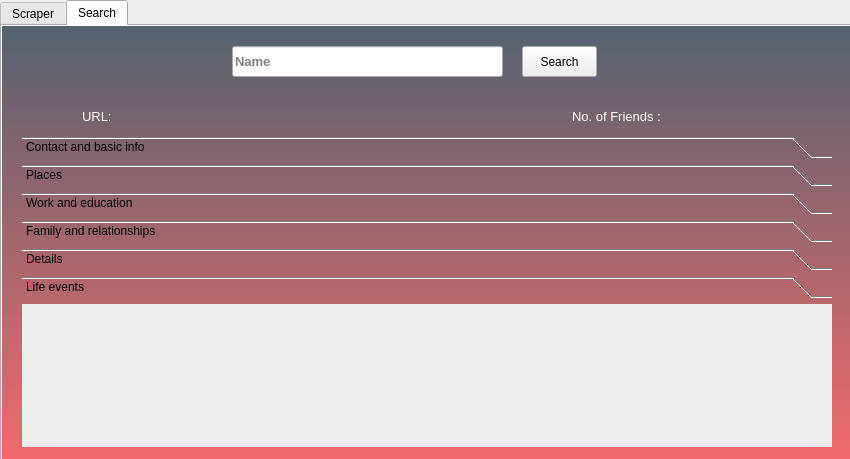
Qt form interface/app.ui (ladarunataly42/Web-Scraper) before a commit.
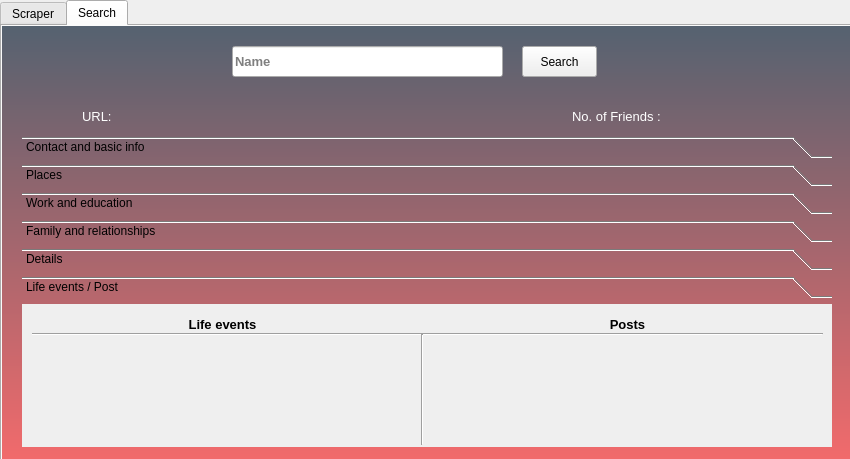
The same form after that commit. The open tabs and pages were chosen to show the change.

Commit message: Adding new feature - wall posts

```diff
--- a/interface/app.ui
+++ b/interface/app.ui
@@ -1293,27 +1293,134 @@
        <rect>
         <x>0</x>
         <y>0</y>
-        <width>100</width>
-        <height>30</height>
+        <width>810</width>
+        <height>149</height>
        </rect>
       </property>
       <attribute name="label">
-       <string>Life events</string>
+       <string>Life events / Post</string>
       </attribute>
       <widget class="QTextBrowser" name="textBrowser">
        <property name="geometry">
         <rect>
          <x>10</x>
-         <y>10</y>
+         <y>31</y>
+         <width>381</width>
+         <height>171</height>
+        </rect>
+       </property>
+       <property name="maximumSize">
+        <size>
+         <width>381</width>
+         <height>16777215</height>
+        </size>
+       </property>
+       <property name="styleSheet">
+        <string notr="true">background-color:transparent</string>
+       </property>
+       <property name="frameShape">
+        <enum>QFrame::NoFrame</enum>
+       </property>
+       <property name="html">
+        <string>&lt;!DOCTYPE HTML PUBLIC &quot;-//W3C//DTD HTML 4.0//EN&quot; &quot;http://www.w3.org/TR/REC-html40/strict.dtd&quot;&gt;
+&lt;html&gt;&lt;head&gt;&lt;meta name=&quot;qrichtext&quot; content=&quot;1&quot; /&gt;&lt;style type=&quot;text/css&quot;&gt;
+p, li { white-space: pre-wrap; }
+&lt;/style&gt;&lt;/head&gt;&lt;body style=&quot; font-family:'MS Shell Dlg 2'; font-size:8.25pt; font-weight:400; font-style:normal;&quot;&gt;
+&lt;p style=&quot;-qt-paragraph-type:empty; margin-top:0px; margin-bottom:0px; margin-left:0px; margin-right:0px; -qt-block-indent:0; text-indent:0px;&quot;&gt;&lt;br /&gt;&lt;/p&gt;&lt;/body&gt;&lt;/html&gt;</string>
+       </property>
+      </widget>
+      <widget class="QTextBrowser" name="label_posts">
+       <property name="geometry">
+        <rect>
+         <x>410</x>
+         <y>31</y>
+         <width>391</width>
+         <height>171</height>
+        </rect>
+       </property>
+       <property name="maximumSize">
+        <size>
+         <width>391</width>
+         <height>16777215</height>
+        </size>
+       </property>
+       <property name="styleSheet">
+        <string notr="true">background-color:transparent</string>
+       </property>
+       <property name="frameShape">
+        <enum>QFrame::NoFrame</enum>
+       </property>
+      </widget>
+      <widget class="Line" name="line_15">
+       <property name="geometry">
+        <rect>
+         <x>10</x>
+         <y>20</y>
          <width>791</width>
-         <height>192</height>
+         <height>20</height>
         </rect>
        </property>
-       <property name="styleSheet">
-        <string notr="true">background-color:transparent</string>
+       <property name="orientation">
+        <enum>Qt::Horizontal</enum>
        </property>
-       <property name="frameShape">
-        <enum>QFrame::NoFrame</enum>
+      </widget>
+      <widget class="QLabel" name="abpout_2">
+       <property name="geometry">
+        <rect>
+         <x>10</x>
+         <y>10</y>
+         <width>381</width>
+         <height>21</height>
+        </rect>
+       </property>
+       <property name="font">
+        <font>
+         <pointsize>10</pointsize>
+         <weight>75</weight>
+         <bold>true</bold>
+        </font>
+       </property>
+       <property name="text">
+        <string>Life events</string>
+       </property>
+       <property name="alignment">
+        <set>Qt::AlignCenter</set>
+       </property>
+      </widget>
+      <widget class="QLabel" name="abpout_3">
+       <property name="geometry">
+        <rect>
+         <x>410</x>
+         <y>10</y>
+         <width>391</width>
+         <height>21</height>
+        </rect>
+       </property>
+       <property name="font">
+        <font>
+         <pointsize>10</pointsize>
+         <weight>75</weight>
+         <bold>true</bold>
+        </font>
+       </property>
+       <property name="text">
+        <string>Posts</string>
+       </property>
+       <property name="alignment">
+        <set>Qt::AlignCenter</set>
+       </property>
+      </widget>
+      <widget class="Line" name="line_16">
+       <property name="geometry">
+        <rect>
+         <x>390</x>
+         <y>30</y>
+         <width>20</width>
+         <height>111</height>
+        </rect>
+       </property>
+       <property name="orientation">
+        <enum>Qt::Vertical</enum>
        </property>
       </widget>
      </widget>
```
Left out of the diff: 20 changed lines with no effect on the pictures. The commit also changes 5 other files.
